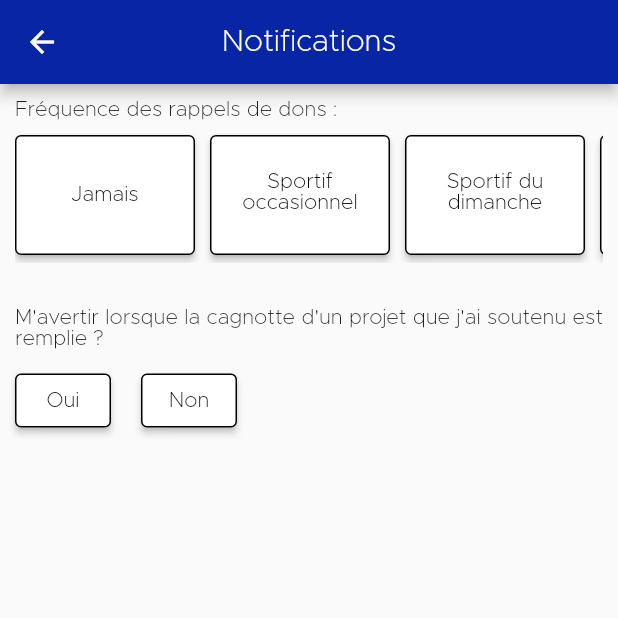
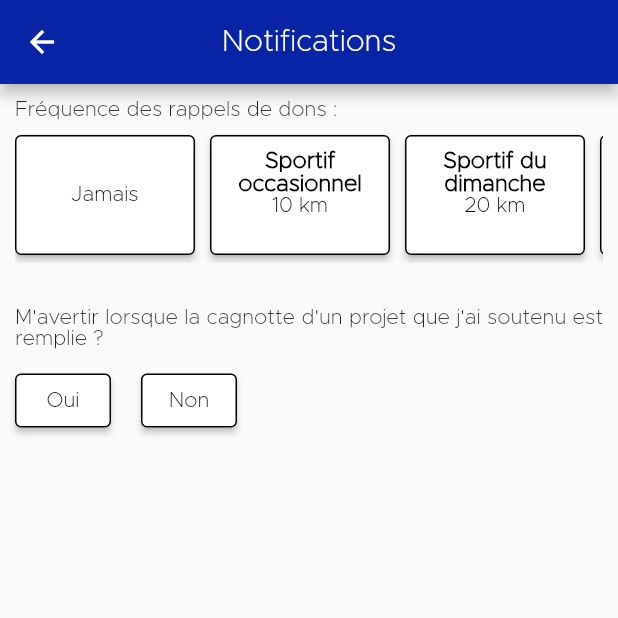
Before and after one commit to neonzip/Projet_SOLID-R, a Flutter app: the Notifications screen opened by its route, on a phone screen of 412 x 824 dp, the top half of it. Run offline on Flutter 3.47's test engine with Material 2 defaults, Android fonts, the phone set to English and light mode, and no system bars; our stand-ins replace auto_size_text, flutter_local_notifications, location, pedometer.

Commit message:
Factorisation boutons notif, création liens boutons connexion et inscription, et autres modifs visuelles.

```diff
--- a/lib/pages/user/FormalProjects.dart
+++ b/lib/pages/user/FormalProjects.dart
@@ -1,5 +1,6 @@
 import 'package:flutter/material.dart';
 import 'package:projet_solid_r/pages/user/view/Projects.dart';
+import 'package:projet_solid_r/pages/user/view/ProjectsView.dart';
 
 const int statusAllFormal = 0;
 
--- a/lib/pages/user/Notifications.dart
+++ b/lib/pages/user/Notifications.dart
@@ -1,4 +1,5 @@
 import 'package:flutter/material.dart';
+import 'package:projet_solid_r/pages/user/templates/NotificationFrequencyButton.dart';
 
 class Notifications extends StatefulWidget {
   const Notifications({Key? key}) : super(key: key);
@@ -9,28 +10,6 @@ class Notifications extends StatefulWidget {
 
 class _NotificationsState extends State<Notifications> {
 
-  ElevatedButton buttonConstructor(String primaryTitle, String secondaryTitle) {
-    return ElevatedButton(
-        onPressed: () {},
-        style: //ButtonStyle
-        ElevatedButton.styleFrom(
-          primary: Colors.white,
-          side: const BorderSide(width: 1.0, color: Colors.black),
-          padding: const EdgeInsets.all(10),
-        ),
-        child: Column (
-          children: [
-            Text(
-              primaryTitle),
-            Text(
-              secondaryTitle,
-              style: const TextStyle(color: Colors.black),
-              textAlign: TextAlign.center,
-            )
-          ],
-        )
-    );
-  }
   /// Widget building the part with the question about the frequency of reminder to donate.
   Widget containerFrequency() {
     return Column(
@@ -46,6 +25,7 @@ class _NotificationsState extends State<Notifications> {
               Row (
                   mainAxisAlignment: MainAxisAlignment.spaceBetween,
                   children: [
+                    /* "Jamais" */
                     Container(
                       margin: const EdgeInsets.fromLTRB(0, 10, 5, 5),
                       width: 120,
@@ -66,35 +46,31 @@ class _NotificationsState extends State<Notifications> {
                     ),
 
                     /* 10 km */
-                    Container(
-                      margin: const EdgeInsets.fromLTRB(5, 10, 5, 5),
-                      width: 120,
-                      height: 80,
-                      child: buttonConstructor("10 km", "Sportif occasionnel"),
+                    NotificationFrequencyButton(
+                      onPressed: () {},
+                      primaryTitle: "Sportif occasionnel",
+                      secondaryTitle:  "10 km",
                     ),
 
                     /* 20 km */
-                    Container(
-                      margin: const EdgeInsets.fromLTRB(5, 10, 5, 5),
-                      width: 120,
-                      height: 80,
-                      child: buttonConstructor("20 km", "Sportif du dimanche"),
+                    NotificationFrequencyButton(
+                      onPressed: () {},
+                      primaryTitle: "Sportif du dimanche",
+                      secondaryTitle: "20 km",
                     ),
 
                     /* 40 km */
-                    Container(
-                      margin: const EdgeInsets.fromLTRB(5, 10, 5, 5),
-                      width: 120,
-                      height: 80,
-                      child: buttonConstructor("40 km", "Sportif au top"),
+                    NotificationFrequencyButton(
+                      onPressed: () {},
+                      secondaryTitle: "40 km",
+                      primaryTitle: "Sportif au top",
                     ),
 
                     /* 60 km */
-                    Container(
-                      margin: const EdgeInsets.fromLTRB(5, 10, 0, 5),
-                      width: 120,
-                      height: 80,
-                      child: buttonConstructor("60 km", "Niveau des champions"),
+                    NotificationFrequencyButton(
+                      onPressed: () {},
+                      secondaryTitle: "60 km",
+                      primaryTitle: "Niveau des champions",
                     ),
                   ]
               )
--- /dev/null
+++ b/lib/pages/user/templates/NotificationFrequencyButton.dart
@@ -0,0 +1,52 @@
+import 'dart:developer';
+
+import 'package:flutter/material.dart';
+
+class NotificationFrequencyButton extends StatefulWidget {
+  String primaryTitle;
+  String secondaryTitle;
+  void Function()? onPressed;
+  NotificationFrequencyButton({Key? key, required this.primaryTitle, required this.secondaryTitle, required this.onPressed}) : super(key: key);
+  @override
+  _NotificationFrequencyButtonState createState() => _NotificationFrequencyButtonState();
+}
+
+class _NotificationFrequencyButtonState extends State<NotificationFrequencyButton> {
+
+  @override
+  Widget build(BuildContext context) {
+    return buttonNotificationTemplate();
+  }
+
+  /// Widget building the notifcation frequency button.
+  Widget buttonNotificationTemplate() {
+    return Container(
+      margin: const EdgeInsets.fromLTRB(5, 10, 5, 5),
+      width: 120,
+      height: 80,
+      child: ElevatedButton(
+          onPressed: widget.onPressed,
+          style: //ButtonStyle
+          ElevatedButton.styleFrom(
+            primary: Colors.white,
+            side: const BorderSide(width: 1.0, color: Colors.black),
+            padding: const EdgeInsets.all(10),
+          ),
+          child: Column (
+            children: [
+              Text(
+                widget.primaryTitle,
+                style: const TextStyle(color: Colors.black, fontWeight: FontWeight.bold, fontSize: 15),
+                textAlign: TextAlign.center,
+              ),
+              Text(
+                widget.secondaryTitle,
+                style: const TextStyle(color: Colors.black),
+                textAlign: TextAlign.center,
+              )
+            ],
+          )
+      ),
+    );
+  }
+}
```
Also changed, not shown: lib/pages/Activity.dart (+9 -5 lines), lib/pages/LaunchHome.dart (+8 -42 lines), lib/pages/SignIn.dart (+19 -23 lines), lib/pages/SignUp.dart (+18 -4 lines), lib/pages/user/Favorites.dart (+2 -14 lines), lib/pages/user/templates/SigninButton.dart (added, +37 -0 lines), lib/pages/user/templates/SignupButton.dart (added, +37 -0 lines), lib/pages/user/view/Projects.dart (+6 -33 lines), lib/pages/user/view/ProjectsView.dart (added, +61 -0 lines).
